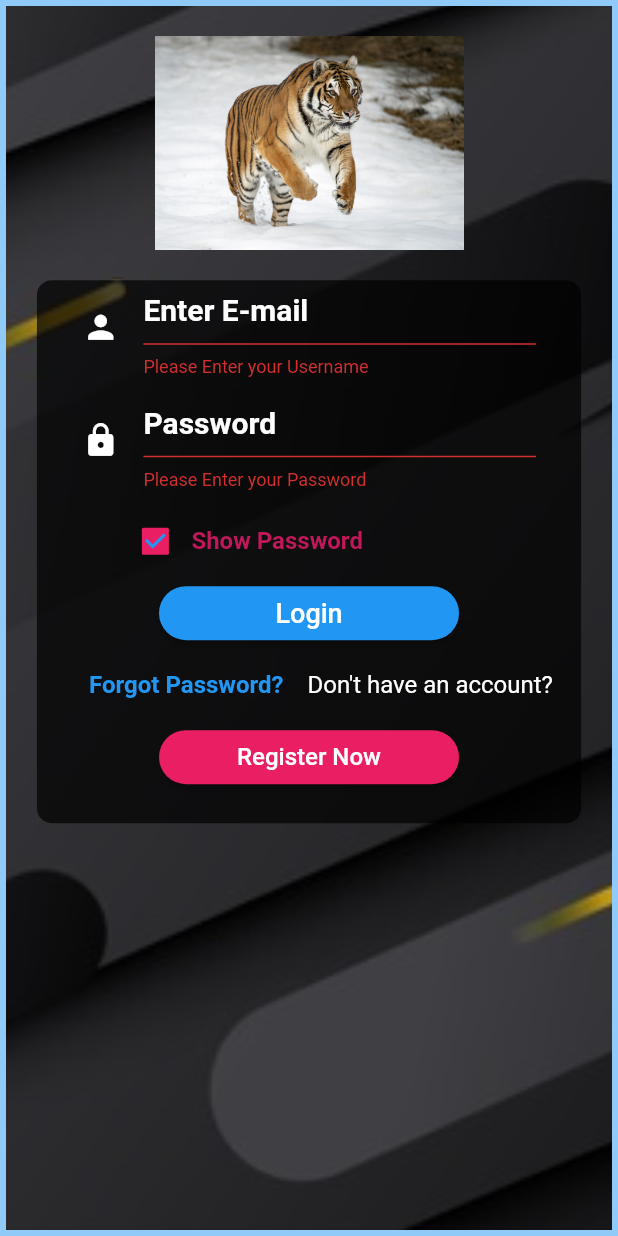
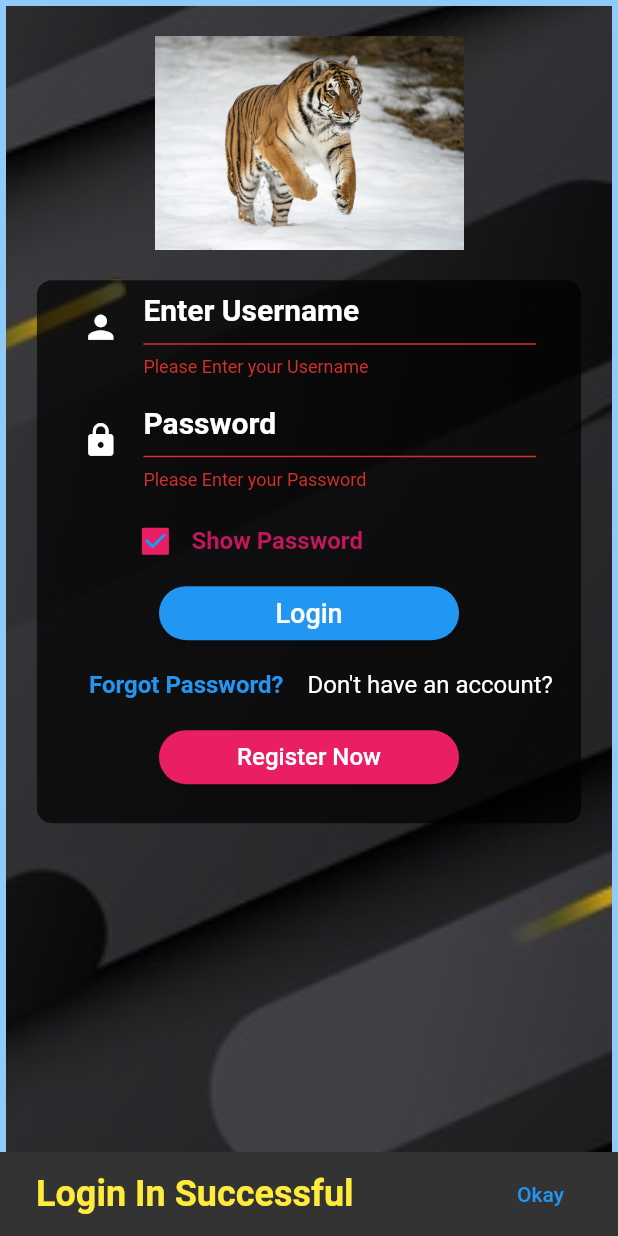
Before and after one commit to jinosh05/Awesome-Flutter-Login-Page, a Flutter app: the screen it shows after launch, after a tap on "Login", on a phone screen of 412 x 824 dp. Run offline on Flutter 3.47's test engine with Material 2 defaults, Android fonts, the phone set to English and light mode, and no system bars.

Commit message:
Update main.dart

```diff
--- a/lib/main.dart
+++ b/lib/main.dart
@@ -13,11 +13,13 @@ class LoginScreen extends StatefulWidget {
 
 class _LoginScreenState extends State<LoginScreen> {
   final formkey = GlobalKey<FormState>();
+  final GlobalKey<ScaffoldState> _key = GlobalKey<ScaffoldState>();
   bool checkboxvalue = true;
   @override
   Widget build(BuildContext context) {
     double width = MediaQuery.of(context).size.width;
     return Scaffold(
+      key: _key,
       body: SafeArea(
         child: SingleChildScrollView(
           child: Container(
@@ -65,7 +67,9 @@ class _LoginScreenState extends State<LoginScreen> {
                             children: [
                               Container(
                                 height: 45,
-                                margin: EdgeInsets.only(bottom: 30,),
+                                margin: EdgeInsets.only(
+                                  bottom: 30,
+                                ),
                                 padding: EdgeInsets.symmetric(horizontal: 25),
                                 child: TextFormField(
                                   validator: (value) {
@@ -88,7 +92,7 @@ class _LoginScreenState extends State<LoginScreen> {
                                       size: 25,
                                       color: Colors.white,
                                     ),
-                                    hintText: "Enter E-mail",
+                                    hintText: "Enter Username",
                                     hintStyle: TextStyle(
                                         color: Colors.white, fontSize: 20),
                                     enabledBorder: OutlineInputBorder(
@@ -175,6 +179,20 @@ class _LoginScreenState extends State<LoginScreen> {
                                 if (formkey.currentState.validate()) {
                                   print("Validated");
                                 }
+                                _key.currentState.showSnackBar(SnackBar(
+                                  content: Text(
+                                    'Login In Successful',
+                                    style: TextStyle(
+                                        fontWeight: FontWeight.bold,
+                                        color: Colors.yellow,
+                                        fontSize: 24),
+                                  ),
+                                  duration: Duration(seconds: 2),
+                                  action: SnackBarAction(
+                                    label: 'Okay',
+                                    onPressed: () {},
+                                  ),
+                                ));
                               },
                               child: Text(
                                 "Login",
```
